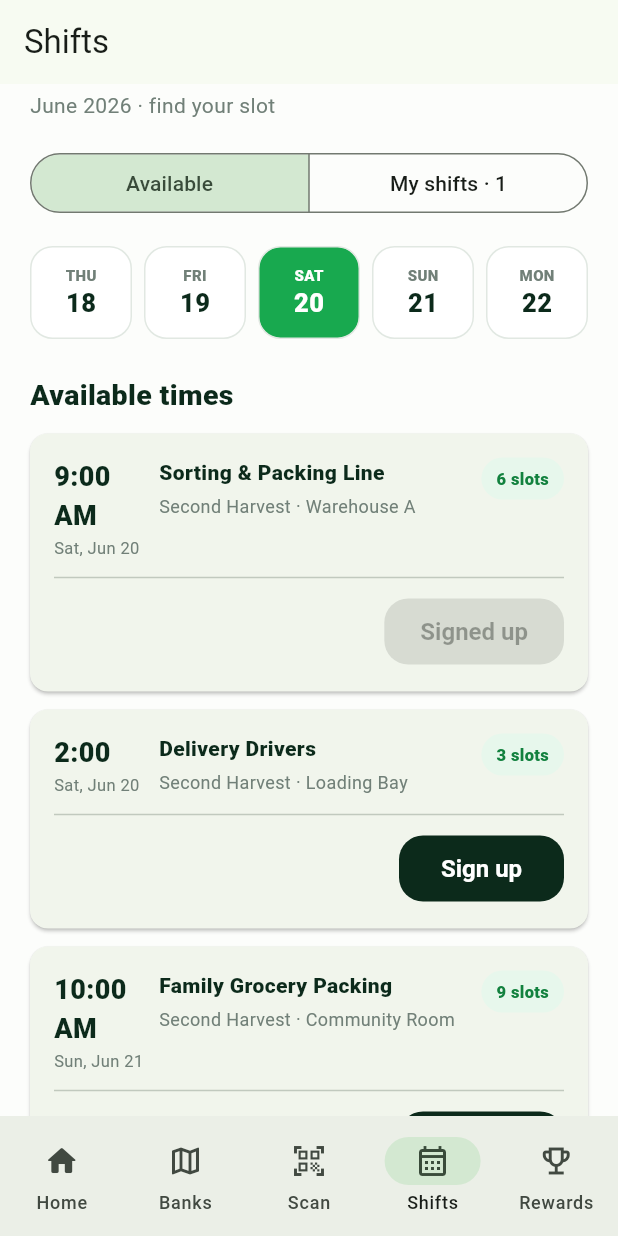
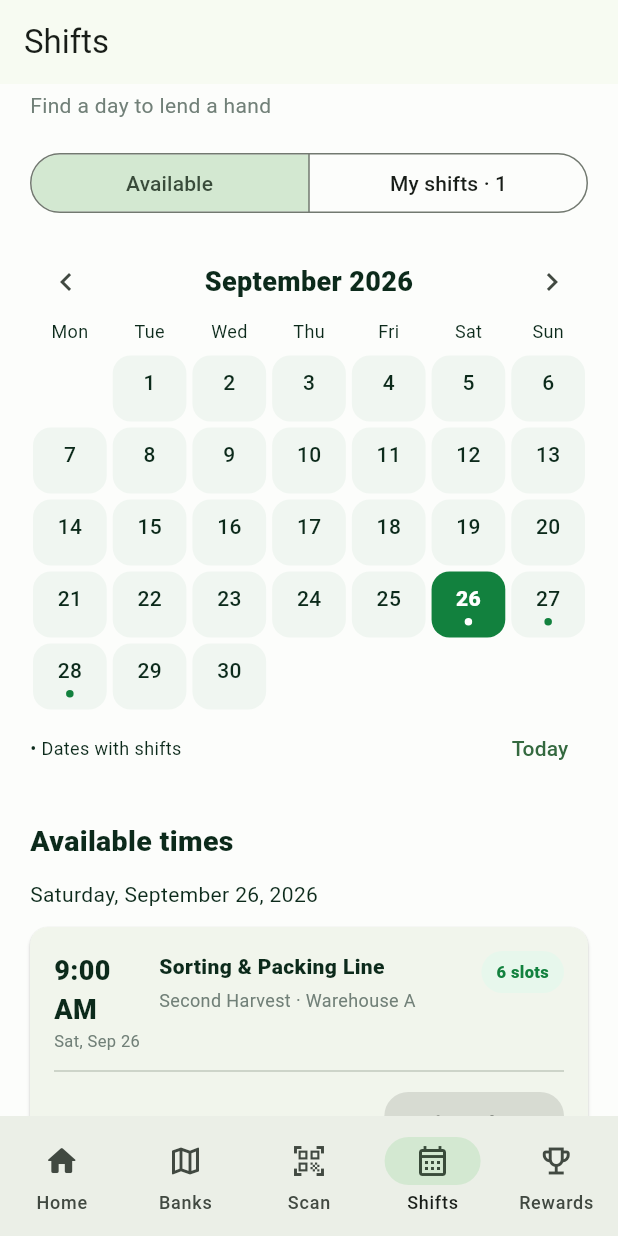
Before and after one commit to john232014lemon-lang/super-duper-sniffle, a Flutter app: the ShiftsScreen screen opened directly, on a phone screen of 412 x 824 dp. Run offline on Flutter 3.47's test engine with Material 3 defaults, Android fonts, the phone set to English and light mode, and no system bars; our stand-ins replace firebase_auth, firebase_core, flutter_map, latlong2; accounts and stored records are empty.

Commit message:
Refactor Bushel Incremental Plan and implement demo features
- Updated the incremental plan in `plan.md` to reflect current progress and future tasks, including Firebase integration and mock features.
- Added a local demo app entry point in `lib/demo_app.dart` to facilitate development without Firebase initialization.
- Created a `ShiftCalendar` widget for displaying shifts in a calendar format in `lib/widgets/shift_calendar.dart`.
- Implemented comprehensive widget tests for the demo app and calendar functionality in `test/demo_calendar_test.dart`.
- Added Firebase configuration files (`.firebaserc`, `google-services.json`, `firebase.json`) for project setup.
- Introduced a smoke test for Firebase authentication in `tools/firebase/auth_smoke_test.py`.
- Updated widget tests to reset session and store states before each test.

```diff
--- a/lib/data/coordinator_store.dart
+++ b/lib/data/coordinator_store.dart
@@ -2,6 +2,7 @@ import 'package:flutter/foundation.dart';
 
 import '../models/group_member.dart';
 import 'session_store.dart';
+import 'mock_food_banks.dart';
 
 class CoordinatorStore extends ChangeNotifier {
   CoordinatorStore._();
@@ -16,12 +17,12 @@ class CoordinatorStore extends ChangeNotifier {
     notifyListeners();
   }
 
-  static const ShiftGroup sharedShiftGroup = ShiftGroup(
+  static final ShiftGroup sharedShiftGroup = ShiftGroup(
     id: 'sorting-packing-jun-20',
     shiftTitle: 'Sorting & Packing Line',
     foodBankName: 'Second Harvest Food Bank',
-    date: 'Sat, Jun 20',
-    time: '9:00–12:00 AM',
+    date: mockFoodBanks.first.shifts.first.date,
+    time: mockFoodBanks.first.shifts.first.time,
     station: 'Warehouse A',
   );
 
--- a/lib/data/mock_food_banks.dart
+++ b/lib/data/mock_food_banks.dart
@@ -3,7 +3,9 @@ import 'package:latlong2/latlong.dart';
 
 import '../models/food_bank.dart';
 
-const mockFoodBanks = <FoodBank>[
+final _seedDay = DateUtils.dateOnly(DateTime.now());
+
+final mockFoodBanks = <FoodBank>[
   FoodBank(
     name: 'Second Harvest Food Bank',
     shortName: 'Second Harvest',
@@ -18,21 +20,25 @@ const mockFoodBanks = <FoodBank>[
     shifts: [
       FoodBankShift(
         title: 'Sorting & Packing Line',
-        date: 'Sat, Jun 20',
+        scheduledDate: _seedDay,
         time: '9:00 AM–12:00 PM',
         station: 'Warehouse A',
         spotsLeft: 6,
       ),
       FoodBankShift(
         title: 'Delivery Drivers',
-        date: 'Sat, Jun 20',
+        scheduledDate: _seedDay,
         time: '2:00–4:00 PM',
         station: 'Loading Bay',
         spotsLeft: 3,
       ),
       FoodBankShift(
         title: 'Family Grocery Packing',
-        date: 'Sun, Jun 21',
+        scheduledDate: DateTime(
+          _seedDay.year,
+          _seedDay.month,
+          _seedDay.day + 1,
+        ),
         time: '10:00 AM–12:00 PM',
         station: 'Community Room',
         spotsLeft: 9,
@@ -53,14 +59,18 @@ const mockFoodBanks = <FoodBank>[
     shifts: [
       FoodBankShift(
         title: 'Produce Sorting',
-        date: 'Today',
+        scheduledDate: _seedDay,
         time: '3:00–5:00 PM',
         station: 'Produce Station',
         spotsLeft: 3,
       ),
       FoodBankShift(
         title: 'Dinner Service',
-        date: 'Tomorrow',
+        scheduledDate: DateTime(
+          _seedDay.year,
+          _seedDay.month,
+          _seedDay.day + 1,
+        ),
         time: '4:30–7:00 PM',
         station: 'Family Kitchen',
         spotsLeft: 5,
@@ -81,14 +91,22 @@ const mockFoodBanks = <FoodBank>[
     shifts: [
       FoodBankShift(
         title: 'Meal Prep Crew',
-        date: 'Fri, Jun 19',
+        scheduledDate: DateTime(
+          _seedDay.year,
+          _seedDay.month,
+          _seedDay.day + 2,
+        ),
         time: '1:00–3:30 PM',
         station: 'Main Kitchen',
         spotsLeft: 4,
       ),
       FoodBankShift(
         title: 'Community Meal Service',
-        date: 'Fri, Jun 19',
+        scheduledDate: DateTime(
+          _seedDay.year,
+          _seedDay.month,
+          _seedDay.day + 2,
+        ),
         time: '4:00–6:30 PM',
         station: 'Dining Hall',
         spotsLeft: 7,
--- a/lib/main.dart
+++ b/lib/main.dart
@@ -2,16 +2,24 @@ import 'package:flutter/material.dart';
 
 import 'screens/onboarding_screen.dart';
 import 'firebase_bootstrap.dart';
+import 'demo_app.dart';
+
+const demoMode = bool.fromEnvironment('BUSHEL_DEMO');
 
 void main() {
   WidgetsFlutterBinding.ensureInitialized();
-  runApp(const FirebaseBootstrap());
+  runApp(demoMode ? const DemoApp() : const FirebaseBootstrap());
 }
 
 class BushelApp extends StatelessWidget {
-  const BushelApp({super.key, this.home = const OnboardingScreen()});
+  const BushelApp({
+    super.key,
+    this.home = const OnboardingScreen(),
+    this.builder,
+  });
 
   final Widget home;
+  final TransitionBuilder? builder;
 
   static const Color seedColor = Color(0xFF31C663);
   static const Color inkColor = Color(0xFF0C2A1B);
@@ -26,6 +34,7 @@ class BushelApp extends StatelessWidget {
     return MaterialApp(
       title: 'Bushel',
       debugShowCheckedModeBanner: false,
+      builder: builder,
       theme: ThemeData(
         colorScheme: colorScheme,
         scaffoldBackgroundColor: const Color(0xFFFCFDFB),
--- a/lib/models/food_bank.dart
+++ b/lib/models/food_bank.dart
@@ -4,14 +4,33 @@ import 'package:latlong2/latlong.dart';
 class FoodBankShift {
   const FoodBankShift({
     required this.title,
-    required this.date,
+    required this.scheduledDate,
     required this.time,
     required this.station,
     required this.spotsLeft,
   });
 
   final String title;
-  final String date;
+  final DateTime scheduledDate;
+  String get date {
+    const weekdays = ['Mon', 'Tue', 'Wed', 'Thu', 'Fri', 'Sat', 'Sun'];
+    const months = [
+      'Jan',
+      'Feb',
+      'Mar',
+      'Apr',
+      'May',
+      'Jun',
+      'Jul',
+      'Aug',
+      'Sep',
+      'Oct',
+      'Nov',
+      'Dec',
+    ];
+    return '${weekdays[scheduledDate.weekday - 1]}, ${months[scheduledDate.month - 1]} ${scheduledDate.day}';
+  }
+
   final String time;
   final String station;
   final int spotsLeft;
--- a/lib/screens/shifts_screen.dart
+++ b/lib/screens/shifts_screen.dart
@@ -3,10 +3,12 @@ import 'package:flutter/material.dart';
 import '../data/shift_store.dart';
 import '../data/coordinator_store.dart';
 import '../widgets/bushel_navigation_bar.dart';
+import '../widgets/shift_calendar.dart';
 import 'coordinator_screen.dart';
 
 class ShiftsScreen extends StatefulWidget {
-  const ShiftsScreen({super.key});
+  const ShiftsScreen({super.key, this.initialDate});
+  final DateTime? initialDate;
 
   @override
   State<ShiftsScreen> createState() => _ShiftsScreenState();
@@ -15,10 +17,12 @@ class ShiftsScreen extends StatefulWidget {
 class _ShiftsScreenState extends State<ShiftsScreen> {
   final _store = ShiftStore.instance;
   int _tab = 0;
+  late DateTime _selectedDate;
 
   @override
   void initState() {
     super.initState();
+    _selectedDate = DateUtils.dateOnly(widget.initialDate ?? DateTime.now());
     _store.addListener(_refresh);
     CoordinatorStore.instance.addListener(_refresh);
   }
@@ -62,7 +66,13 @@ class _ShiftsScreenState extends State<ShiftsScreen> {
 
   @override
   Widget build(BuildContext context) {
-    final shifts = _tab == 0 ? _store.available : _store.myShifts;
+    final allShifts = _tab == 0 ? _store.available : _store.myShifts;
+    final shifts = allShifts
+        .where(
+          (listing) =>
+              DateUtils.isSameDay(listing.shift.scheduledDate, _selectedDate),
+        )
+        .toList();
     return Scaffold(
       appBar: AppBar(title: const Text('Shifts')),
       body: Center(
@@ -72,7 +82,7 @@ class _ShiftsScreenState extends State<ShiftsScreen> {
             padding: const EdgeInsets.fromLTRB(20, 4, 20, 40),
             children: [
               const Text(
-                'June 2026 · find your slot',
+                'Find a day to lend a hand',
                 style: TextStyle(color: Color(0xFF718078)),
               ),
               const SizedBox(height: 18),
@@ -90,7 +100,13 @@ class _ShiftsScreenState extends State<ShiftsScreen> {
                     setState(() => _tab = value.first),
               ),
               const SizedBox(height: 18),
-              const _MockDateStrip(),
+              ShiftCalendar(
+                selectedDate: _selectedDate,
+                shiftDates: allShifts.map(
+                  (listing) => listing.shift.scheduledDate,
+                ),
+                onSelected: (date) => setState(() => _selectedDate = date),
+              ),
               const SizedBox(height: 24),
               Text(
                 _tab == 0 ? 'Available times' : 'Your upcoming shifts',
@@ -100,8 +116,12 @@ class _ShiftsScreenState extends State<ShiftsScreen> {
                 ),
               ),
               const SizedBox(height: 12),
+              Text(
+                MaterialLocalizations.of(context).formatFullDate(_selectedDate),
+              ),
+              const SizedBox(height: 12),
               if (shifts.isEmpty)
-                const _EmptyShifts()
+                _EmptyShifts(myShifts: _tab == 1)
               else
                 ...shifts.map(
                   (listing) => Padding(
@@ -127,73 +147,6 @@ class _ShiftsScreenState extends State<ShiftsScreen> {
         ),
       ),
       bottomNavigationBar: const BushelNavigationBar(selectedIndex: 3),
-    );
-  }
-}
-
-class _MockDateStrip extends StatelessWidget {
-  const _MockDateStrip();
-
-  @override
-  Widget build(BuildContext context) {
-    return const Row(
-      children: [
-        _DateTile(day: 'THU', date: '18'),
-        SizedBox(width: 8),
-        _DateTile(day: 'FRI', date: '19'),
-        SizedBox(width: 8),
-        _DateTile(day: 'SAT', date: '20', selected: true),
-        SizedBox(width: 8),
-        _DateTile(day: 'SUN', date: '21'),
-        SizedBox(width: 8),
-        _DateTile(day: 'MON', date: '22'),
-      ],
-    );
-  }
-}
-
-class _DateTile extends StatelessWidget {
-  const _DateTile({
-    required this.day,
-    required this.date,
-    this.selected = false,
-  });
-
-  final String day;
-  final String date;
-  final bool selected;
-
-  @override
-  Widget build(BuildContext context) {
-    return Expanded(
-      child: Container(
-        padding: const EdgeInsets.symmetric(vertical: 11),
-        decoration: BoxDecoration(
-          color: selected ? const Color(0xFF18A94F) : Colors.white,
-          borderRadius: BorderRadius.circular(15),
-          border: Border.all(color: const Color(0xFFE1E8E2)),
-        ),
-        child: Column(
-          children: [
-            Text(
-              day,
-              style: TextStyle(
-                color: selected ? Colors.white : const Color(0xFF718078),
-                fontSize: 10,
-                fontWeight: FontWeight.w800,
-              ),
-            ),
-            Text(
-              date,
-              style: TextStyle(
-                color: selected ? Colors.white : null,
-                fontSize: 17,
-                fontWeight: FontWeight.w900,
-              ),
-            ),
-          ],
-        ),
-      ),
     );
   }
 }
@@ -297,6 +250,7 @@ class _ScheduleCard extends StatelessWidget {
                 Align(
                   alignment: Alignment.centerRight,
                   child: FilledButton(
+                    key: ValueKey('signup-${shift.title}'),
                     onPressed: signedUp ? null : onSignup,
                     style: FilledButton.styleFrom(
                       minimumSize: const Size(110, 44),
@@ -314,23 +268,31 @@ class _ScheduleCard extends StatelessWidget {
 }
 
 class _EmptyShifts extends StatelessWidget {
-  const _EmptyShifts();
+  const _EmptyShifts({required this.myShifts});
+  final bool myShifts;
 
   @override
   Widget build(BuildContext context) {
-    return const Padding(
+    return Padding(
       padding: EdgeInsets.symmetric(vertical: 48),
       child: Column(
         children: [
-          Icon(
+          const Icon(
             Icons.calendar_month_outlined,
             size: 48,
             color: Color(0xFF91A098),
           ),
-          SizedBox(height: 12),
-          Text('No shifts yet', style: TextStyle(fontWeight: FontWeight.w900)),
-          SizedBox(height: 4),
-          Text('Sign up for an available time to see it here.'),
+          const SizedBox(height: 12),
+          Text(
+            myShifts ? 'No signups for this day' : 'No shifts on this day',
+            style: const TextStyle(fontWeight: FontWeight.w900),
+          ),
+          const SizedBox(height: 4),
+          Text(
+            myShifts
+                ? 'Choose Available to find a shift to join.'
+                : 'Try another date.',
+          ),
         ],
       ),
     );
--- /dev/null
+++ b/lib/widgets/shift_calendar.dart
@@ -0,0 +1,174 @@
+import 'package:flutter/material.dart';
+
+/// A month calendar with markers for dates containing shifts in the active tab.
+class ShiftCalendar extends StatelessWidget {
+  const ShiftCalendar({
+    super.key,
+    required this.selectedDate,
+    required this.shiftDates,
+    required this.onSelected,
+  });
+
+  final DateTime selectedDate;
+  final Iterable<DateTime> shiftDates;
+  final ValueChanged<DateTime> onSelected;
+
+  void _moveMonth(int offset) {
+    final first = DateTime(selectedDate.year, selectedDate.month + offset);
+    final lastDay = DateTime(first.year, first.month + 1, 0).day;
+    onSelected(
+      DateTime(
+        first.year,
+        first.month,
+        selectedDate.day > lastDay ? lastDay : selectedDate.day,
+      ),
+    );
+  }
+
+  @override
+  Widget build(BuildContext context) {
+    final first = DateTime(selectedDate.year, selectedDate.month);
+    final days = DateTime(first.year, first.month + 1, 0).day;
+    final offset = first.weekday - 1;
+    final rows = ((offset + days) / 7).ceil();
+    final localizations = MaterialLocalizations.of(context);
+    final markedDays = shiftDates
+        .where((date) => date.year == first.year && date.month == first.month)
+        .map((date) => date.day)
+        .toSet();
+    return Column(
+      children: [
+        Row(
+          children: [
+            IconButton(
+              tooltip: 'Previous month',
+              onPressed: first.year == 2000 && first.month == 1
+                  ? null
+                  : () => _moveMonth(-1),
+              icon: const Icon(Icons.chevron_left),
+            ),
+            Expanded(
+              child: Text(
+                localizations.formatMonthYear(first),
+                textAlign: TextAlign.center,
+                style: const TextStyle(
+                  fontSize: 18,
+                  fontWeight: FontWeight.w800,
+                ),
+              ),
+            ),
+            IconButton(
+              tooltip: 'Next month',
+              onPressed: first.year == 2100 && first.month == 12
+                  ? null
+                  : () => _moveMonth(1),
+              icon: const Icon(Icons.chevron_right),
+            ),
+          ],
+        ),
+        Row(
+          children: [
+            for (final day in const [
+              'Mon',
+              'Tue',
+              'Wed',
+              'Thu',
+              'Fri',
+              'Sat',
+              'Sun',
+            ])
+              Expanded(
+                child: Center(
+                  child: Text(day, style: const TextStyle(fontSize: 12)),
+                ),
+              ),
+          ],
+        ),
+        const SizedBox(height: 6),
+        for (var row = 0; row < rows; row++)
+          Row(
+            children: [
+              for (var column = 0; column < 7; column++)
+                Expanded(
+                  child: Builder(
+                    builder: (context) {
+                      final day = row * 7 + column - offset + 1;
+                      if (day < 1 || day > days) {
+                        return const SizedBox(height: 48);
+                      }
+                      final date = DateTime(first.year, first.month, day);
+                      final selected = day == selectedDate.day;
+                      final hasShifts = markedDays.contains(day);
+                      return Semantics(
+                        selected: selected,
+                        button: true,
+                        label:
+                            '${localizations.formatFullDate(date)}${hasShifts ? ', has shifts' : ''}',
+                        child: ExcludeSemantics(
+                          child: Padding(
+                            padding: const EdgeInsets.all(2),
+                            child: Material(
+                              color: selected
+                                  ? const Color(0xFF12813E)
+                                  : const Color(0xFFF0F6F1),
+                              borderRadius: BorderRadius.circular(12),
+                              child: InkWell(
+                                key: ValueKey(
+                                  'calendar-${date.toIso8601String().substring(0, 10)}',
+                                ),
+                                borderRadius: BorderRadius.circular(12),
+                                onTap: () => onSelected(date),
+                                child: SizedBox(
+                                  height: 44,
+                                  child: Column(
+                                    mainAxisAlignment: MainAxisAlignment.center,
+                                    children: [
+                                      Text(
+                                        '$day',
+                                        style: TextStyle(
+                                          color: selected ? Colors.white : null,
+                                          fontWeight: selected
+                                              ? FontWeight.w900
+                                              : FontWeight.w500,
+                                        ),
+                                      ),
+                                      const SizedBox(height: 3),
+                                      Container(
+                                        width: 5,
+                                        height: 5,
+                                        decoration: BoxDecoration(
+                                          shape: BoxShape.circle,
+                                          color: hasShifts
+                                              ? (selected
+                                                    ? Colors.white
+                                                    : const Color(0xFF12813E))
+                                              : Colors.transparent,
+                                        ),
+                                      ),
+                                    ],
+                                  ),
+                                ),
+                              ),
+                            ),
+                          ),
+                        ),
+                      );
+                    },
+                  ),
+                ),
+            ],
+          ),
+        Row(
+          mainAxisAlignment: MainAxisAlignment.spaceBetween,
+          children: [
+            const Text('• Dates with shifts', style: TextStyle(fontSize: 12)),
+            TextButton(
+              onPressed: () => onSelected(DateUtils.dateOnly(DateTime.now())),
+              child: const Text('Today'),
+            ),
+          ],
+        ),
+      ],
+    );
+  }
+}
```
Also changed, not shown: lib/demo_app.dart (added, +71 -0 lines), lib/screens/food_bank_detail_screen.dart (+42 -7 lines), firebase.json (added), lib/firebase_options.dart, 10 other files.
